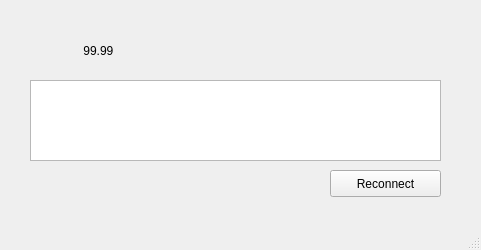
This is ps701c.ui in elkinvg/powersupply701c_gui as Qt 5 draws it before an edit. The edited form follows.
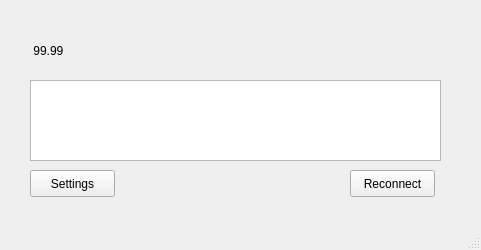
This is the edited form. Custom widgets are drawn as their Qt base class.

```diff
--- a/ps701c.ui
+++ b/ps701c.ui
@@ -30,7 +30,7 @@
    <widget class="TaurusWheelEdit" name="voltageWheelEdit">
     <property name="geometry">
      <rect>
-      <x>270</x>
+      <x>230</x>
       <y>30</y>
       <width>58</width>
       <height>49</height>
@@ -55,7 +55,7 @@
     </property>
     <property name="geometry">
      <rect>
-      <x>80</x>
+      <x>30</x>
       <y>30</y>
       <width>51</width>
       <height>41</height>
@@ -71,8 +71,8 @@
    <widget class="TaurusLabel" name="voltageLabel">
     <property name="geometry">
      <rect>
-      <x>200</x>
-      <y>20</y>
+      <x>120</x>
+      <y>30</y>
       <width>42</width>
       <height>49</height>
      </rect>
@@ -87,13 +87,16 @@
       <height>81</height>
      </rect>
     </property>
+    <property name="readOnly">
+     <bool>true</bool>
+    </property>
    </widget>
-   <widget class="TaurusCommandButton" name="reconnectButton">
+   <widget class="QPushButton" name="reconnectButton">
     <property name="geometry">
      <rect>
-      <x>330</x>
+      <x>350</x>
       <y>170</y>
-      <width>111</width>
+      <width>85</width>
       <height>27</height>
      </rect>
     </property>
@@ -101,16 +104,19 @@
      <string>Reconnect</string>
     </property>
    </widget>
-  </widget>
-  <widget class="QMenuBar" name="menubar">
-   <property name="geometry">
-    <rect>
-     <x>0</x>
-     <y>0</y>
-     <width>481</width>
-     <height>23</height>
-    </rect>
-   </property>
+   <widget class="QPushButton" name="setButton">
+    <property name="geometry">
+     <rect>
+      <x>30</x>
+      <y>170</y>
+      <width>85</width>
+      <height>27</height>
+     </rect>
+    </property>
+    <property name="text">
+     <string>Settings</string>
+    </property>
+   </widget>
   </widget>
   <widget class="QStatusBar" name="statusbar"/>
  </widget>
@@ -125,11 +131,6 @@
    <extends>QLabel</extends>
    <header>taurus.qt.qtgui.display</header>
   </customwidget>
-  <customwidget>
-   <class>TaurusCommandButton</class>
-   <extends>QPushButton</extends>
-   <header>taurus.qt.qtgui.button</header>
-  </customwidget>
   <customwidget>
    <class>TaurusLed</class>
    <extends>QLed</extends>
```
